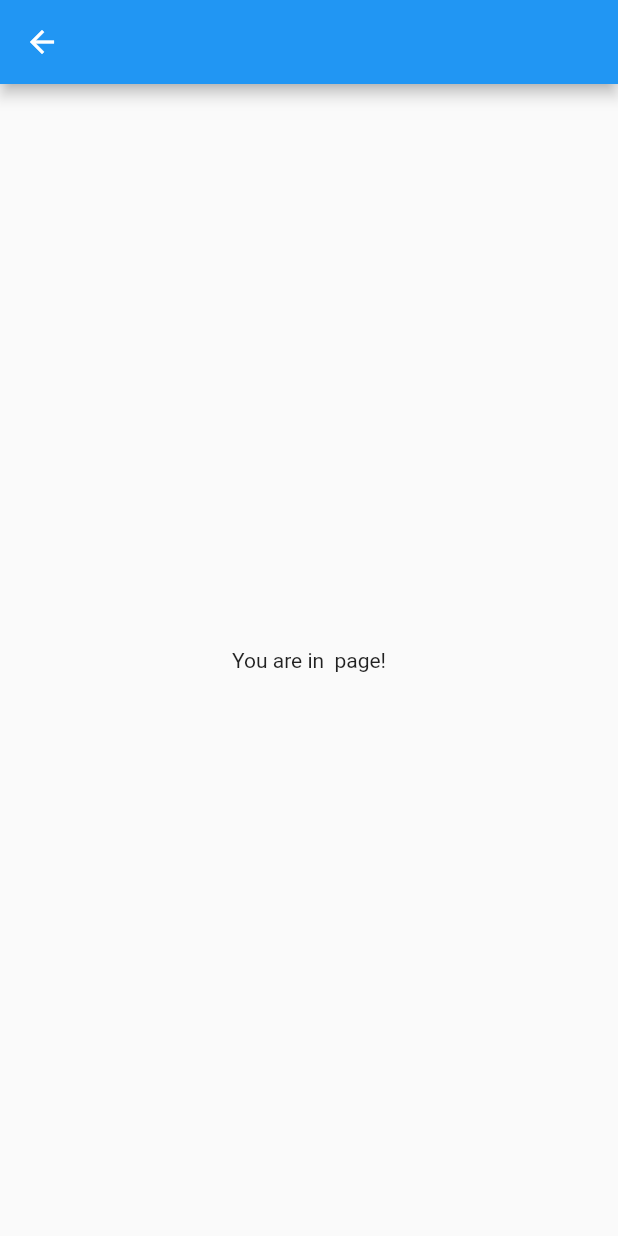
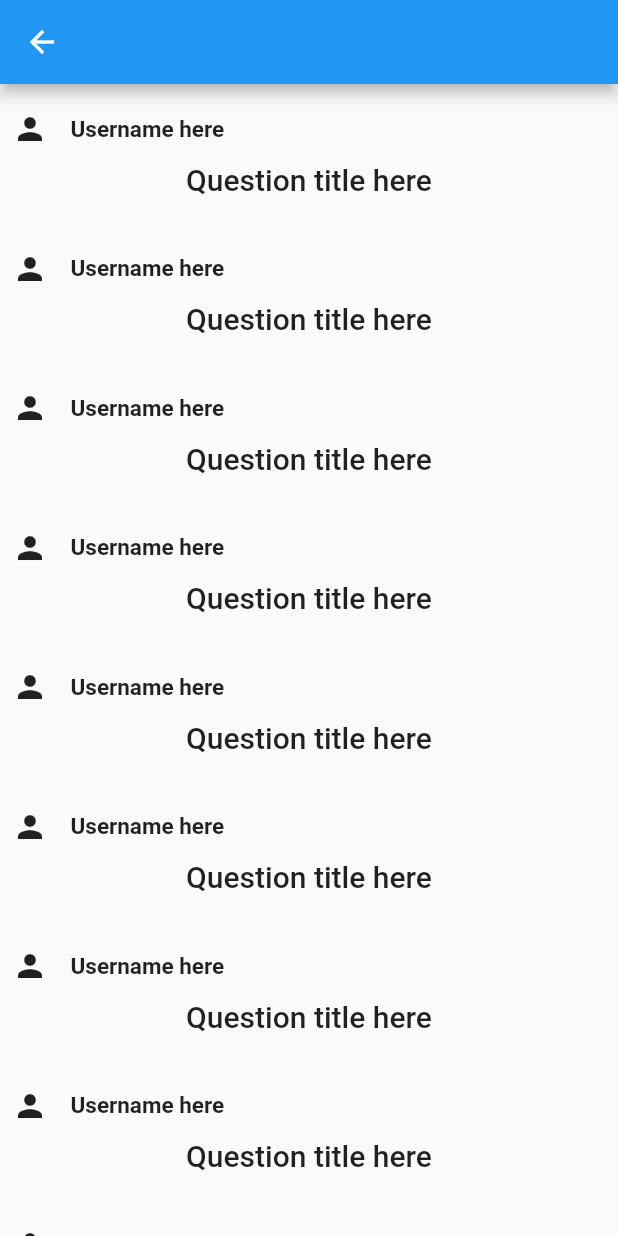
Before and after one commit to mtarikg/QuestionWorld, a Flutter app: the ShowQuestions screen opened directly with empty values, on a phone screen of 412 x 824 dp. Run offline on Flutter 3.47's test engine with Material 2 defaults, Android fonts, the phone set to English and light mode, and no system bars; our stand-ins replace flutter_signin_button; network calls fail.

Commit message:
showQuestions & questionDetail completed (still needs polishing)

```diff
--- a/lib/Core/addQuestion.dart
+++ b/lib/Core/addQuestion.dart
@@ -101,7 +101,7 @@ class _AddQuestionState extends State<AddQuestion> {
               ),
             ),
             SizedBox(height: 50),
-            SizedBox(
+            Container(
               height: 50,
               width: 250,
               child: ElevatedButton(
--- a/lib/Core/categories.dart
+++ b/lib/Core/categories.dart
@@ -17,10 +17,6 @@ class Categories extends StatelessWidget {
   Widget build(BuildContext context) {
     return Scaffold(
       body: Center(
-        child: Column(
-          mainAxisAlignment: MainAxisAlignment.center,
-          children: <Widget>[
-            Expanded(
         child: ListView.builder(
           itemCount: categories.length,
           itemBuilder: (context, int index) {
@@ -55,8 +51,6 @@ class Categories extends StatelessWidget {
               ],
             );
           },
-                ))
-          ],
         ),
       ),
     );
--- a/lib/Core/showQuestions.dart
+++ b/lib/Core/showQuestions.dart
@@ -1,6 +1,21 @@
+import 'package:flutter/cupertino.dart';
 import 'package:flutter/material.dart';
+import 'package:question_world/Core/questionDetail.dart';
 
 class ShowQuestions extends StatelessWidget {
+  final questions = [
+    "Q1",
+    "Q2",
+    "Q3",
+    "Q4",
+    "Q5",
+    "Q6",
+    "Q7",
+    "Q8",
+    "Q9",
+    "Q10"
+  ];
+
   final categoryName;
 
   ShowQuestions(this.categoryName);
@@ -11,9 +26,63 @@ class ShowQuestions extends StatelessWidget {
       appBar: AppBar(
         title: Text(categoryName),
       ),
-      body: Center(
-        child: Text("You are in " + categoryName + " page!"),
-      ),
+      body: ListView.builder(
+          itemCount: questions.length,
+          itemBuilder: (context, int index) {
+            return Column(
+              crossAxisAlignment: CrossAxisAlignment.start,
+              children: [
+                SizedBox(
+                  height: 10,
+                ),
+                TextButton(
+                  style: TextButton.styleFrom(
+                    primary: Colors.white,
+                  ),
+                  child: Container(
+                    child: Column(
+                      children: [
+                        Row(
+                          children: [
+                            Icon(
+                              Icons.person,
+                              color: Colors.black87,
+                            ),
+                            // will be the profile pic of a user
+                            SizedBox(width: 15),
+                            Text(
+                              "Username here",
+                              style: TextStyle(
+                                  color: Colors.black87,
+                                  fontSize: 15,
+                                  fontWeight: FontWeight.bold),
+                            ),
+                          ],
+                        ),
+                        SizedBox(height: 10),
+                        Text(
+                          "Question title here",
+                          style: TextStyle(
+                            color: Colors.black87,
+                            fontSize: 20,
+                          ),
+                        ),
+                      ],
+                    ),
+                  ),
+                  onPressed: () {
+                    Navigator.of(context)
+                        .push(MaterialPageRoute(builder: (context) {
+                      return QuestionDetail(questions[index]);
+                    }));
+                  },
+                ),
+                SizedBox(
+                  height: 10,
+                ),
+              ],
+            );
+          }),
     );
   }
 }
```
Also changed, not shown: lib/Core/questionDetail.dart (added, +161 -0 lines). Lines whose indentation alone changed are shown as unchanged.
